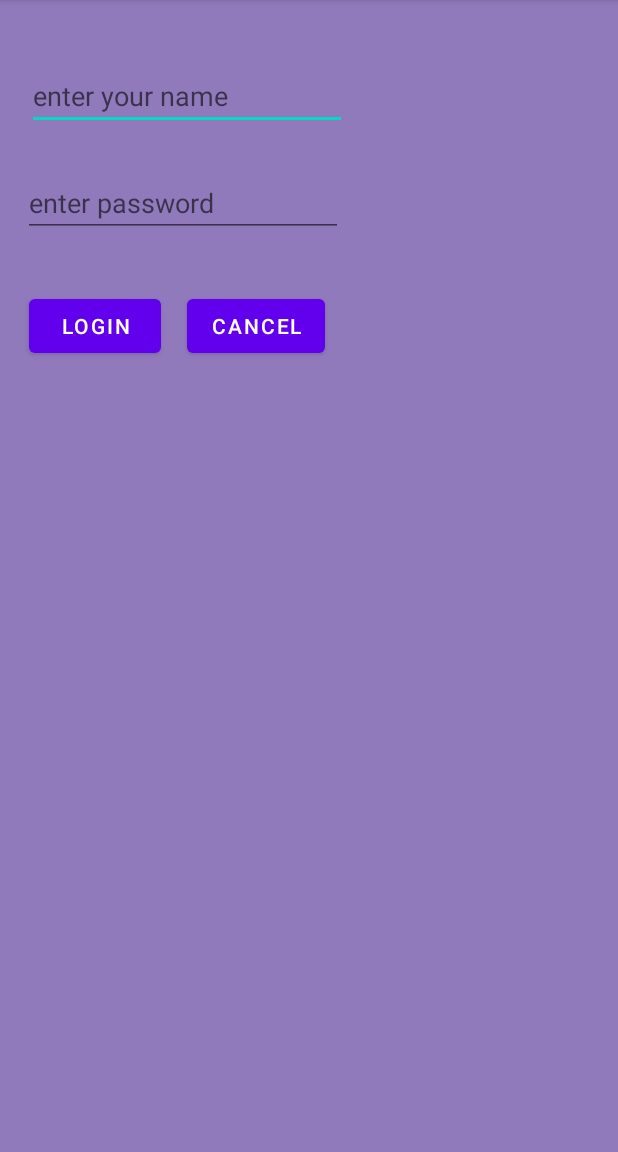
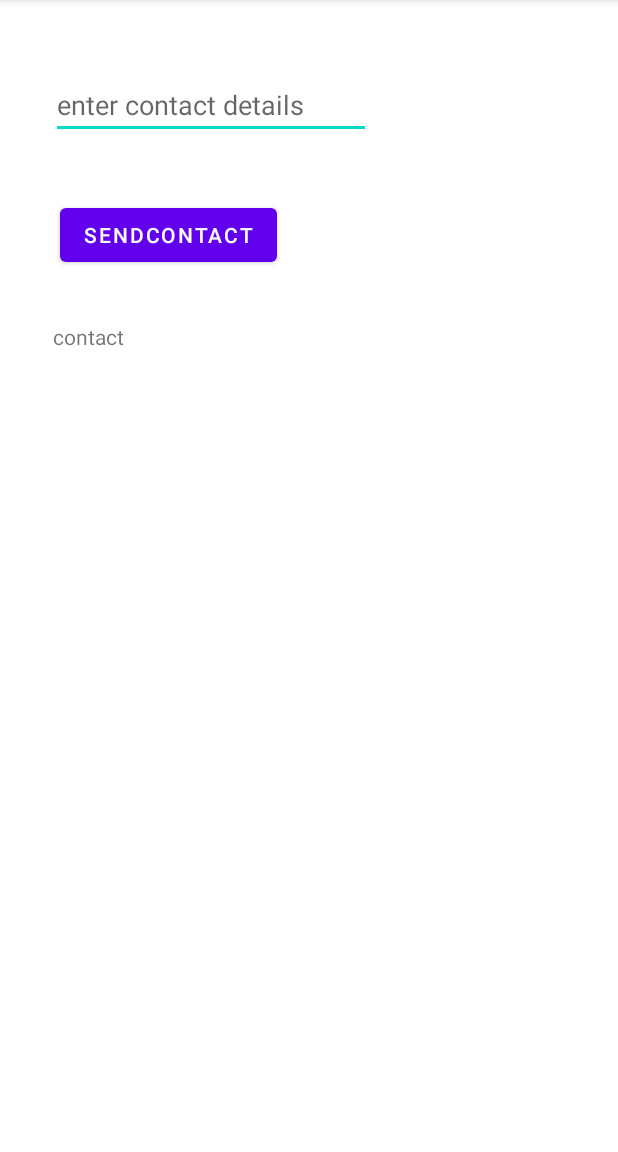
Before and after one commit to abdultanveer/Cognizantapp, an Android app: the screen it shows after launch (MainActivity before the commit, HomeActivity after it), after a tap on "LOGIN", on a phone screen of 412 x 824 dp, the part 84-1236 px from its top. Run offline under Robolectric (Android 15) with nearby library versions, the phone set to English and light mode, and no system bars.

Commit message:
creating another activity, clickhandler in kotlin

```diff
--- a/app/build.gradle
+++ b/app/build.gradle
@@ -1,5 +1,6 @@
 plugins {
     id 'com.android.application'
+    id 'org.jetbrains.kotlin.android'
 }
 
 android {
--- a/app/src/main/AndroidManifest.xml
+++ b/app/src/main/AndroidManifest.xml
@@ -14,6 +14,9 @@
         android:theme="@style/Theme.Cognizantapp"
         tools:targetApi="31">
         <activity
+            android:name=".HomeActivity"
+            android:exported="false" />
+        <activity
             android:name=".MainActivity"
             android:exported="true">
             <intent-filter>
--- /dev/null
+++ b/app/src/main/java/com/example/cognizantapp/HomeActivity.kt
@@ -0,0 +1,30 @@
+package com.example.cognizantapp
+
+import androidx.appcompat.app.AppCompatActivity
+import android.os.Bundle
+import android.view.View
+import android.widget.EditText
+import android.widget.TextView
+
+//billion dollar mistake -- null pointer exception
+class HomeActivity : AppCompatActivity() {
+    lateinit var contactEditText: EditText
+    lateinit var conTextView: TextView
+
+    override fun onCreate(savedInstanceState: Bundle?) {
+        super.onCreate(savedInstanceState)
+        setContentView(R.layout.activity_home) //inflating of activity_home.xml file --layout inflater
+        contactEditText = findViewById(R.id.etContact)
+        conTextView = findViewById(R.id.tvContact)
+        var a = 10
+        var name : String = "abdul"
+        //var b:Int = 20
+    }
+
+
+
+    fun contactHandler(clickedView: View) {
+        var contact = contactEditText.text.toString()
+        conTextView.text = contact
+    }
+}
--- a/app/src/main/java/com/example/cognizantapp/MainActivity.java
+++ b/app/src/main/java/com/example/cognizantapp/MainActivity.java
@@ -2,23 +2,32 @@ package com.example.cognizantapp;
 
 import androidx.appcompat.app.AppCompatActivity;
 
+import android.content.Intent;
 import android.os.Bundle;
 import android.view.View;
 import android.widget.EditText;
+import android.widget.TextView;
 import android.widget.Toast;
 
 public class MainActivity extends AppCompatActivity {
     EditText nameEditText; //declaration
+    TextView resultTv;
+    int a;
     @Override
     protected void onCreate(Bundle savedInstanceState) {
         super.onCreate(savedInstanceState);
-        setContentView(R.layout.activity_main);
+        setContentView(R.layout.activity_main); //inflating of activity_main.xml file
         nameEditText = findViewById(R.id.etName); //initialization
+        resultTv = findViewById(R.id.tvResult);
+        a = 10;
     }
 
-    public void clickHandler(View view) {
-        String name = nameEditText.getText().toString();
-        Toast.makeText(this, name, Toast.LENGTH_SHORT).show();
+    public void clickHandler(View clickedView) {
+       /* String name = nameEditText.getText().toString();
+       // Toast.makeText(this, name, Toast.LENGTH_SHORT).show();
+        resultTv.setText(name);*/
+        Intent homeIntent = new Intent(this,HomeActivity.class);
+        startActivity(homeIntent);
 
     }
 }
--- /dev/null
+++ b/app/src/main/res/layout/activity_home.xml
@@ -0,0 +1,41 @@
+<?xml version="1.0" encoding="utf-8"?>
+<androidx.constraintlayout.widget.ConstraintLayout xmlns:android="http://schemas.android.com/apk/res/android"
+    xmlns:app="http://schemas.android.com/apk/res-auto"
+    xmlns:tools="http://schemas.android.com/tools"
+    android:layout_width="match_parent"
+    android:layout_height="match_parent"
+    tools:context=".HomeActivity">
+
+    <EditText
+        android:id="@+id/etContact"
+        android:layout_width="wrap_content"
+        android:layout_height="wrap_content"
+        android:layout_marginStart="34dp"
+        android:layout_marginTop="47dp"
+        android:ems="10"
+        android:hint="enter contact details"
+        android:inputType="textPersonName"
+        app:layout_constraintStart_toStartOf="parent"
+        app:layout_constraintTop_toTopOf="parent" />
+
+    <Button
+        android:id="@+id/btnContact"
+        android:onClick="contactHandler"
+        android:layout_width="wrap_content"
+        android:layout_height="wrap_content"
+        android:layout_marginStart="40dp"
+        android:layout_marginTop="40dp"
+        android:text="sendContact"
+        app:layout_constraintStart_toStartOf="parent"
+        app:layout_constraintTop_toBottomOf="@+id/etContact" />
+
+    <TextView
+        android:id="@+id/tvContact"
+        android:layout_width="wrap_content"
+        android:layout_height="wrap_content"
+        android:layout_marginStart="35dp"
+        android:layout_marginTop="34dp"
+        android:text="contact"
+        app:layout_constraintStart_toStartOf="parent"
+        app:layout_constraintTop_toBottomOf="@+id/btnContact" />
+</androidx.constraintlayout.widget.ConstraintLayout>
--- a/app/src/main/res/layout/activity_main.xml
+++ b/app/src/main/res/layout/activity_main.xml
@@ -14,9 +14,9 @@
         android:layout_marginStart="18dp"
         android:layout_marginTop="41dp"
         android:ems="10"
-        android:textColor="#fff"
         android:hint="@string/enter_name"
         android:inputType="textPersonName"
+        android:textColor="#fff"
         app:layout_constraintStart_toStartOf="parent"
         app:layout_constraintTop_toTopOf="parent" />
 
@@ -37,8 +37,8 @@
         android:layout_width="wrap_content"
         android:layout_height="wrap_content"
         android:layout_marginStart="19dp"
+        android:onClick="clickHandler"
         android:text="@string/logn"
-        android:onClick="clickHandler"
         app:layout_constraintBaseline_toBaselineOf="@+id/button2"
         app:layout_constraintStart_toStartOf="parent" />
 
@@ -51,4 +51,14 @@
         android:text="cancel"
         app:layout_constraintStart_toEndOf="@+id/btnLogin"
         app:layout_constraintTop_toBottomOf="@+id/etPassword" />
+
+    <TextView
+        android:id="@+id/tvResult"
+        android:layout_width="wrap_content"
+        android:layout_height="wrap_content"
+        android:layout_marginStart="19dp"
+        android:layout_marginTop="23dp"
+        android:text="TextView"
+        app:layout_constraintStart_toStartOf="parent"
+        app:layout_constraintTop_toBottomOf="@+id/btnLogin" />
 </androidx.constraintlayout.widget.ConstraintLayout>
--- a/build.gradle
+++ b/build.gradle
@@ -2,6 +2,7 @@
 plugins {
     id 'com.android.application' version '7.2.0' apply false
     id 'com.android.library' version '7.2.0' apply false
+    id 'org.jetbrains.kotlin.android' version '1.6.21' apply false
 }
 
 task clean(type: Delete) {
```
